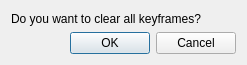
Qt form iVS3D/src/iVS3D-core/view/reallydeletedialog.ui (iVS3D/iVS3D) before a commit.
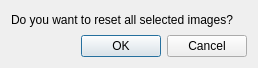
The same form after that commit.

```diff
--- a/iVS3D/src/iVS3D-core/view/reallydeletedialog.ui
+++ b/iVS3D/src/iVS3D-core/view/reallydeletedialog.ui
@@ -6,8 +6,8 @@
    <rect>
     <x>0</x>
     <y>0</y>
-    <width>247</width>
-    <height>65</height>
+    <width>258</width>
+    <height>68</height>
    </rect>
   </property>
   <property name="sizePolicy">
@@ -35,7 +35,7 @@
    <item>
     <widget class="QLabel" name="label">
      <property name="text">
-      <string>Do you want to clear all keyframes?</string>
+      <string>Do you want to reset all selected images?</string>
      </property>
     </widget>
    </item>
```
